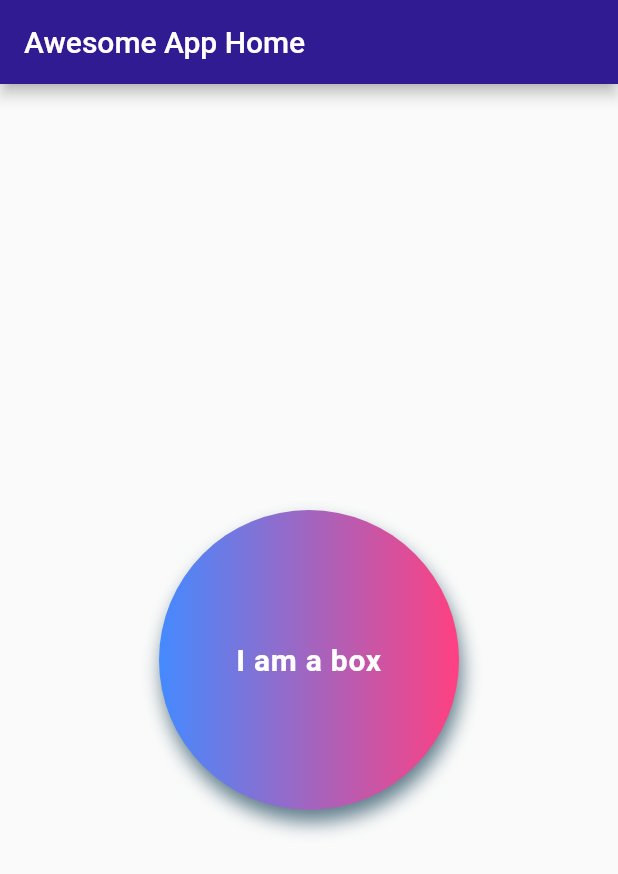
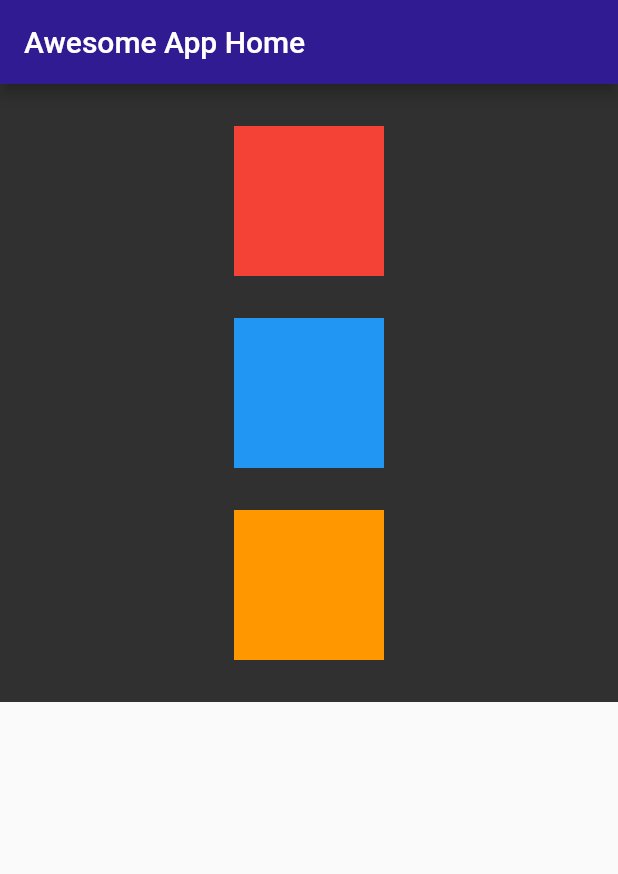
Before and after one commit to rajaniket/my-awesome-project, a Flutter app: the screen it shows after launch, on a phone screen of 412 x 824 dp. Shown: the top 874 px of the screen. Run offline on Flutter 3.47's test engine with Material 2 defaults, Android fonts, the phone set to English and light mode, and no system bars.

Commit message:
ch2 completed

```diff
--- a/lib/main.dart
+++ b/lib/main.dart
@@ -16,38 +16,34 @@ class HomePage extends StatelessWidget {
         title: Text("Awesome App Home"),
         backgroundColor: Colors.deepPurple[900],
       ),
-      body: Center(
-        child: Container(
-          //color: Colors.teal,
-          width: 200,
-          height: 200,
-          alignment:
-              Alignment.center, // to align the child within the container
-          decoration: BoxDecoration(
-            // to decorate the container but if u are using this block then donot use color property of container outside the boxDecoration otherwise error
-            //color: Colors.teal,
-            shape: BoxShape.circle,
-            //borderRadius: BorderRadius.circular(20), // this will not work with shape
-            boxShadow: [
-              BoxShadow(
-                color: Colors.blueGrey,
-                blurRadius: 10,
-                offset: Offset(2.0, 8.0),
-              )
-            ],
-            gradient:
-                LinearGradient(colors: [Colors.blueAccent, Colors.pinkAccent]),
-          ),
-          child: Text(
-            "I am a box",
-            textAlign: TextAlign.center,
-            style: TextStyle(
-              color: Colors.white,
-              fontSize: 20,
-              fontWeight: FontWeight.bold,
-              letterSpacing: 0.5,
+      body: Container(
+        color: Colors.grey[850],
+        width: MediaQuery.of(context).size.width, // width of screen
+        height: MediaQuery.of(context).size.height /
+            2, // will give half of screen height
+        child: Column(
+          mainAxisAlignment: MainAxisAlignment.spaceEvenly,
+          crossAxisAlignment: CrossAxisAlignment.center,
+          children: [
+            Container(
+              padding: const EdgeInsets.all(8),
+              color: Colors.red,
+              width: 100,
+              height: 100,
             ),
-          ),
+            Container(
+              padding: const EdgeInsets.all(8),
+              color: Colors.blue,
+              width: 100,
+              height: 100,
+            ),
+            Container(
+              padding: const EdgeInsets.all(8),
+              color: Colors.orange,
+              width: 100,
+              height: 100,
+            ),
+          ],
         ),
       ),
     );
```
